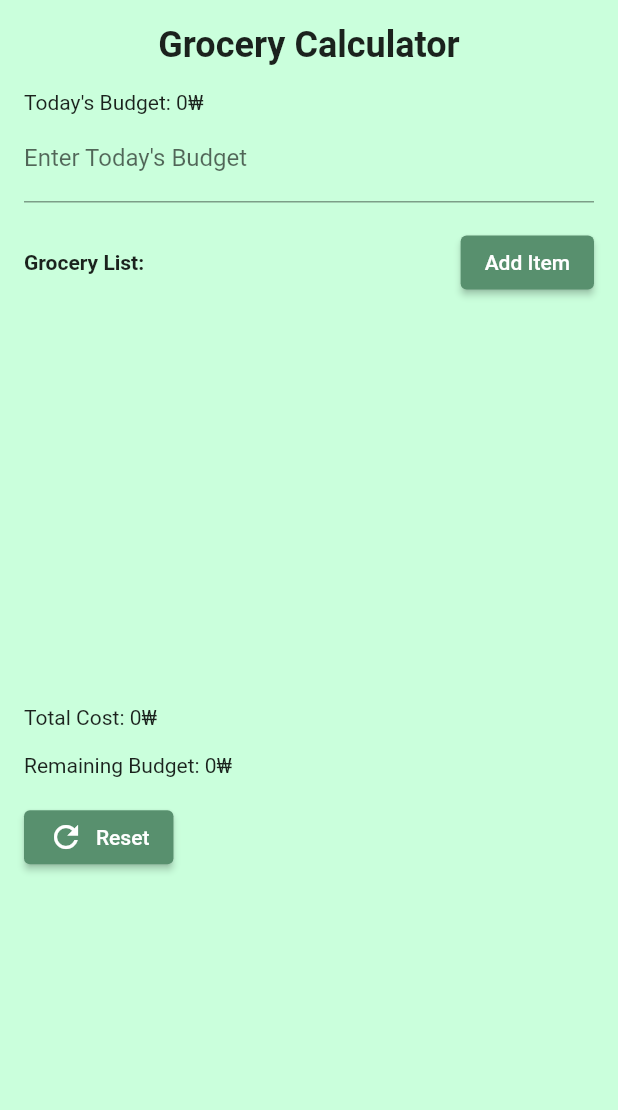
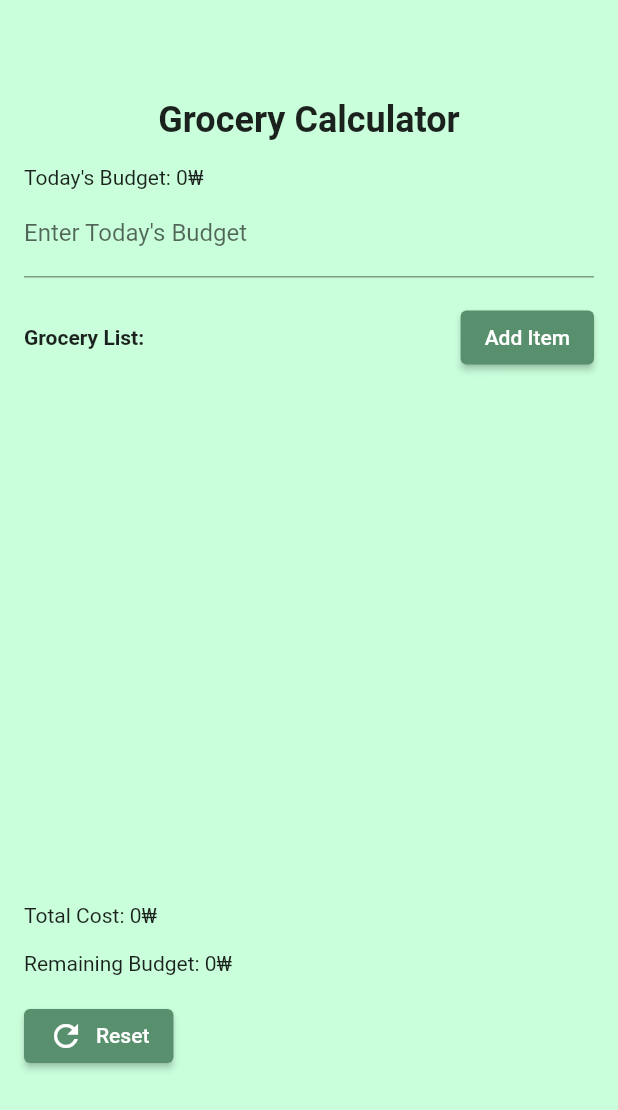
Before and after one commit to adlanrashdan/BudgetKU_app, a Flutter app: the GroceriesCalculatorPage screen opened directly, on a phone screen of 412 x 824 dp. Shown: the top 1110 px of the screen. Run offline on Flutter 3.47's test engine with Material 2 defaults, Android fonts, the phone set to English and light mode, and no system bars.

Commit message:
adjust layout position (grocery_calc)

```diff
--- a/lib/main.dart
+++ b/lib/main.dart
@@ -640,6 +640,7 @@ class _GroceriesCalculatorPageState extends State<GroceriesCalculatorPage> {
           child: Column(
             crossAxisAlignment: CrossAxisAlignment.start,
             children: [
+              const SizedBox(height: 50.0), // Add space here
               Center(
                 child: Text(
                   'Grocery Calculator',
@@ -684,7 +685,7 @@ class _GroceriesCalculatorPageState extends State<GroceriesCalculatorPage> {
               ),
               const SizedBox(height: 8.0),
               Container(
-                height: MediaQuery.of(context).size.height * 0.3,
+                height: MediaQuery.of(context).size.height * 0.4,
                 child: ListView(
                   shrinkWrap: true,
                   children: [
```
